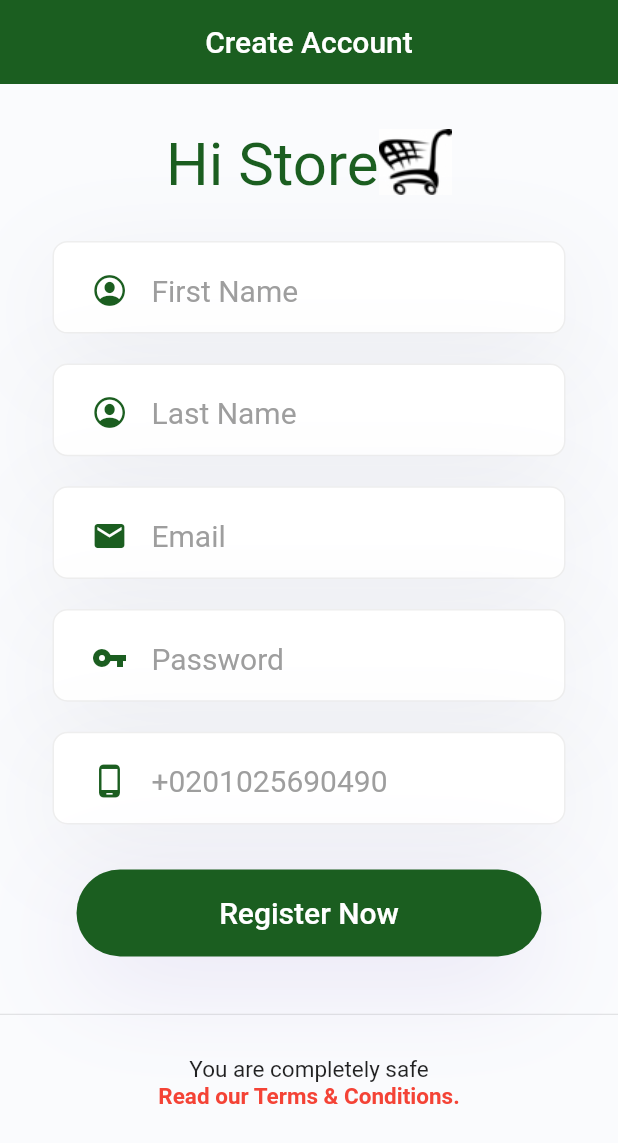
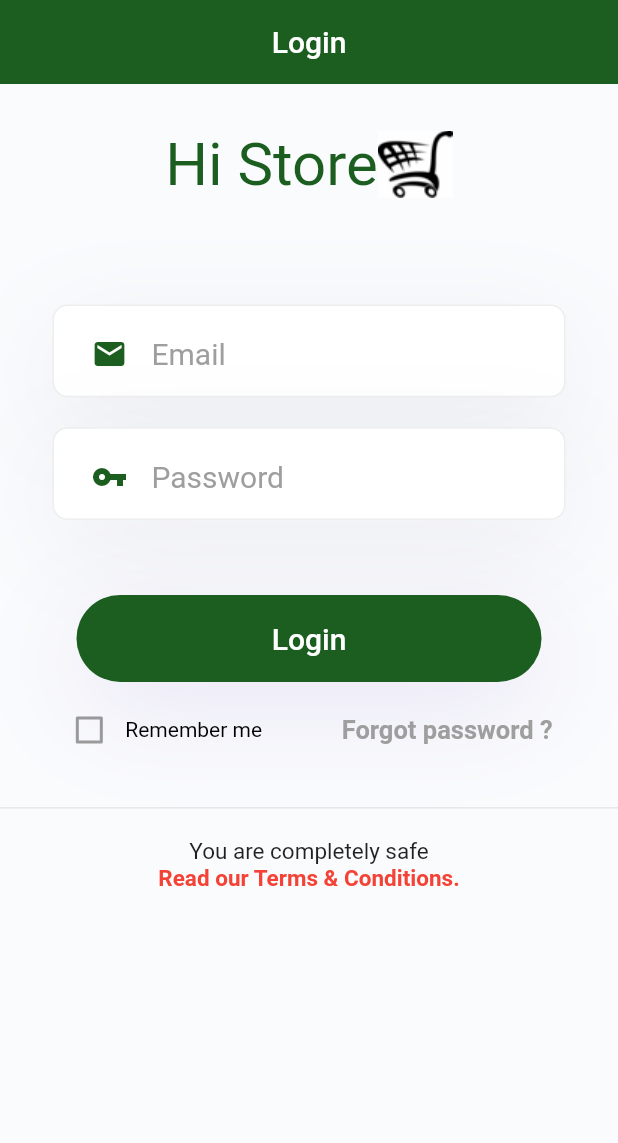
Before and after one commit to abo-eldahab/Hi_Store, a Flutter app: the screen it shows after launch, on a phone screen of 412 x 824 dp. Shown: the top 1143 px of the screen. Run offline on Flutter 3.47's test engine with Material 2 defaults, Android fonts, the phone set to English and light mode, and no system bars.

Commit message:
Added forget password screen & login screen

```diff
--- a/lib/main.dart
+++ b/lib/main.dart
@@ -1,5 +1,7 @@
 import 'package:flutter/material.dart';
 import 'package:Hi_store/screen/signup.dart';
+import 'package:Hi_store/screen/login.dart';
+import 'package:Hi_store/screen/forget_password.dart';
 
 void main() {
   runApp(MyApp());
@@ -10,7 +12,7 @@ class MyApp extends StatelessWidget {
   Widget build(BuildContext context) {
     return MaterialApp(
       debugShowCheckedModeBanner: false,
-      home: SignupPage(),
+      home: Login(),
     );
   }
 }
--- /dev/null
+++ b/lib/screen/forget_password.dart
@@ -0,0 +1,68 @@
+import 'package:flutter/material.dart';
+import 'package:Hi_store/custom_widgets/custom_text_feld.dart';
+import 'package:Hi_store/custom_widgets/custom_button.dart';
+
+class ForgotPassword extends StatelessWidget {
+  static String id = 'forgot-password';
+
+  @override
+  Widget build(BuildContext context) {
+    return Scaffold(
+      backgroundColor: Color(0xFFFAFBFD),
+      body: Form(
+        child: Padding(
+          padding: EdgeInsets.symmetric(horizontal: 30.0),
+          child: Column(
+            mainAxisAlignment: MainAxisAlignment.center,
+            children: [
+              // Text(
+              //   'Your Email',
+              //   style: TextStyle(
+              //     fontSize: 40,
+              //     color: Colors.green[900],
+              //   ),
+              // ),
+              CustomTextField(
+                hintText: 'Email',
+                icon: Icon(
+                  Icons.mail,
+                  color: Colors.green[900],
+                ),
+              ),
+              SizedBox(height: 20),
+              CustomButton(
+                label: 'Send Email',
+                labelColour: Colors.white,
+                backgroundColour: Colors.green[900],
+                shadowColour: Color(0xff866DC9).withOpacity(0.16),
+                onPressed: () {
+                  Navigator.push(
+                    context,
+                    MaterialPageRoute(
+                      builder: (context) {},
+                    ),
+                  );
+                },
+              ),
+              // RaisedButton(
+              //   child: Text('Send Email'),
+              //   onPressed: () {},
+              // ),
+              FlatButton(
+                child: Text(
+                  'Sign In',
+                  style: TextStyle(
+                    fontSize: 25.0,
+                    color: Colors.red,
+                    fontWeight: FontWeight.bold,
+                  ),
+                ),
+                onPressed: () {},
+              ),
+            ],
+          ),
+        ),
+      ),
+    );
+  }
+}
--- /dev/null
+++ b/lib/screen/login.dart
@@ -0,0 +1,195 @@
+import 'package:flutter/material.dart';
+import 'package:Hi_store/custom_widgets/custom_button.dart';
+import 'package:Hi_store/custom_widgets/custom_text_feld.dart';
+import 'package:Hi_store/size_config.dart';
+
+class Login extends StatelessWidget {
+  bool rememberMe = false;
+  @override
+  Widget build(BuildContext context) {
+    return Scaffold(
+      appBar: AppBar(
+        elevation: 0,
+        centerTitle: true,
+        title: Text('Login'),
+        backgroundColor: Colors.green[900],
+      ),
+      backgroundColor: Color(0xFFFAFBFD),
+      body: Column(
+        children: [
+          Container(
+            // width: double.infinity,
+            // height: SizeConfig.height(53.9),
+            color: Color(0xFFFAFBFD),
+            child: Padding(
+              padding: const EdgeInsets.only(top: 30.0),
+              child: Row(
+                mainAxisAlignment: MainAxisAlignment.center,
+                children: [
+                  Text(
+                    'Hi Store',
+                    style: TextStyle(
+                      fontSize: 40,
+                      color: Colors.green[900],
+                    ),
+                  ),
+                  Image.asset(
+                    "icons/logo.png",
+                    //color: Colors.white,
+                    //width: SizeConfig.width(50),
+                    //height: SizeConfig.height(50),
+                  ),
+                ],
+              ),
+            ),
+          ),
+          SizedBox(height: 50),
+          Flexible(
+            child: ListView(
+              shrinkWrap: true,
+              children: [
+                Container(
+                  // height: SizeConfig.height(280.3),
+                  child: Column(
+                    mainAxisAlignment: MainAxisAlignment.spaceEvenly,
+                    children: [
+                      Center(
+                        child: Column(
+                          mainAxisAlignment: MainAxisAlignment.spaceBetween,
+                          children: [
+                            Padding(
+                              padding: const EdgeInsets.only(
+                                  left: 35.0, right: 35.0, top: 20.0),
+                              child: CustomTextField(
+                                hintText: 'Email',
+                                icon: Icon(
+                                  Icons.mail,
+                                  color: Colors.green[900],
+                                ),
+                              ),
+                            ),
+                            Padding(
+                              padding: const EdgeInsets.only(
+                                  left: 35.0, right: 35.0, top: 20.0),
+                              child: CustomTextField(
+                                hintText: 'Password',
+                                icon: Icon(
+                                  Icons.vpn_key,
+                                  color: Colors.green[900],
+                                ),
+                              ),
+                            ),
+                            Padding(
+                              padding: const EdgeInsets.only(
+                                  left: 35.0, right: 35.0, top: 20.0),
+                              // child: CustomTextField(
+                              //   hintText: '+0201025690490',
+                              //   icon: Icon(
+                              //     Icons.phone_android,
+                              //     color: Colors.green[900],
+                              //   ),
+                              // ),
+                            ),
+                            Padding(
+                              padding: EdgeInsets.only(
+                                left: 35.0,
+                                right: 35.0,
+                                top: 30.0,
+                              ),
+                              child: CustomButton(
+                                label: 'Login',
+                                labelColour: Colors.white,
+                                backgroundColour: Colors.green[900],
+                                shadowColour:
+                                    Color(0xff866DC9).withOpacity(0.16),
+                                onPressed: () {
+                                  Navigator.push(
+                                    context,
+                                    MaterialPageRoute(
+                                      builder: (context) {},
+                                    ),
+                                  );
+                                },
+                              ),
+                            ),
+                            ButtonBar(
+                              alignment: MainAxisAlignment.spaceBetween,
+                              children: <Widget>[
+                                SizedBox(
+                                  width: 10,
+                                ),
+                                Container(
+                                  child: Row(
+                                    children: <Widget>[
+                                      Checkbox(
+                                          value: rememberMe, onChanged: null),
+                                      GestureDetector(
+                                        onTap: () => print("Remember me"),
+                                        child: new Text(
+                                          "Remember me",
+                                          style: new TextStyle(
+                                              color: Colors.black),
+                                        ),
+                                      ),
+                                    ],
+                                  ),
+                                ),
+                                SizedBox(
+                                  width: 10,
+                                ),
+                                FlatButton(
+                                  child: Text(
+                                    "Forgot password ?",
+                                    style: TextStyle(
+                                      fontSize: 17.0,
+                                      color: Colors.grey,
+                                      fontWeight: FontWeight.bold,
+                                    ),
+                                  ),
+                                  onPressed: () {},
+                                ),
+                                SizedBox(
+                                  width: 10,
+                                ),
+                              ],
+                            ),
+                          ],
+                        ),
+                      ),
+                    ],
+                  ),
+                ),
+              ],
+            ),
+          ),
+          Container(
+            color: Colors.transparent,
+            child: Column(
+              children: [
+                SizedBox(
+                  height: 40,
+                  //height: SizeConfig.height(40.8),
+                  child: Divider(height: 10),
+                ),
+                Text(
+                  'You are completely safe',
+                  style: TextStyle(
+                    fontSize: 15.0,
+                  ),
+                ),
+                Text(
+                  'Read our Terms & Conditions.',
+                  style: TextStyle(
+                    fontSize: 15.0,
+                    color: Colors.red,
+                    fontWeight: FontWeight.bold,
+                  ),
+                ),
+              ],
+            ),
+          ),
+        ],
+      ),
+    );
+  }
+}
```
Also changed, not shown: lib/screen/testDe.dart (added).
